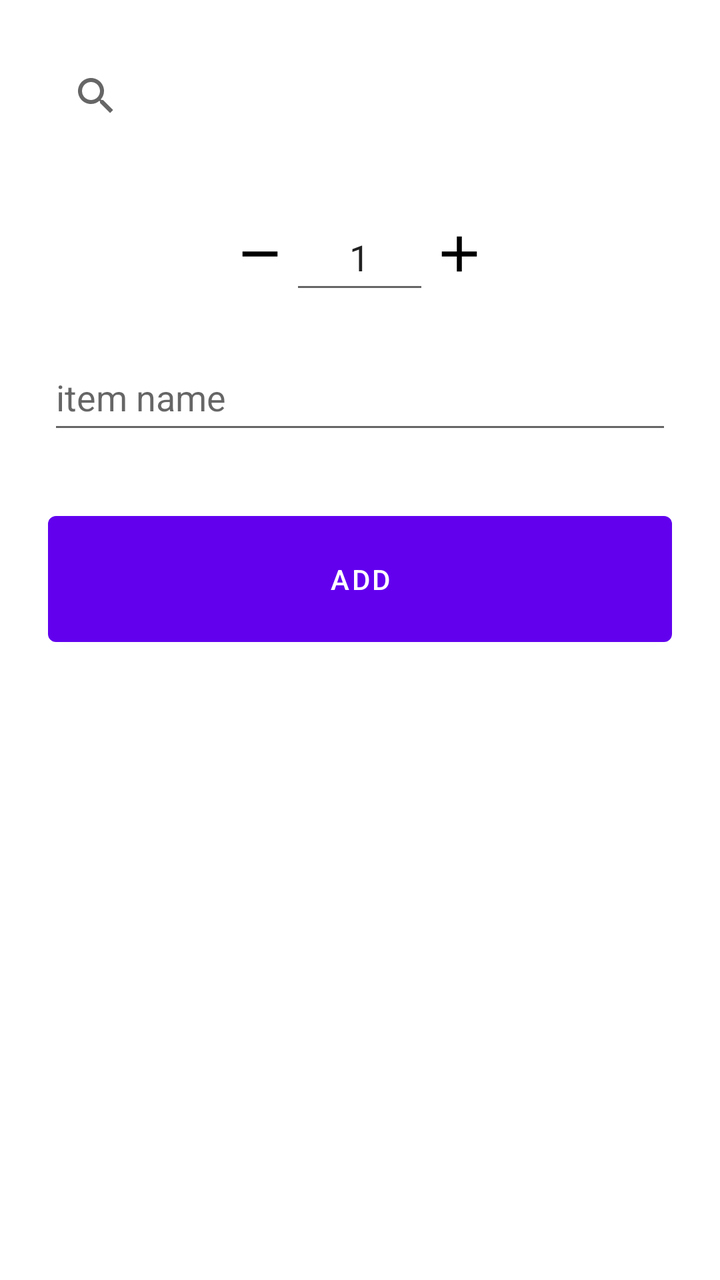
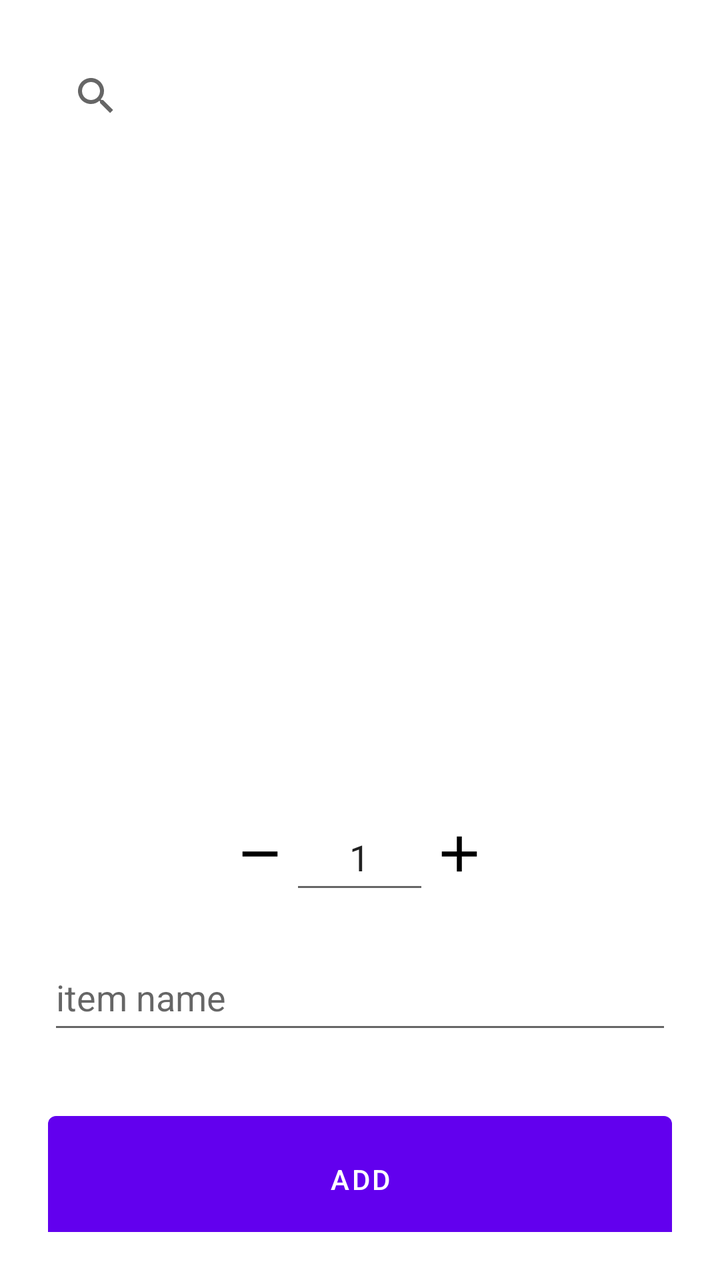

Before-and-after screenshots of an Android layout around one commit, followed by the original layout XML and the change that was made.
<!-- AndroidManifest.xml: application theme Theme.SmartCart.Light -->
<!-- res/layout/popup_add_item.xml -->
<?xml version="1.0" encoding="utf-8"?>
<LinearLayout xmlns:android="http://schemas.android.com/apk/res/android"
    android:layout_width="match_parent"
    android:layout_height="wrap_content"
    xmlns:app="http://schemas.android.com/apk/res-auto"
    android:padding="24dp"
    android:orientation="vertical">

   <SearchView
       android:id="@+id/searchViewAddItem"
       android:layout_width="match_parent"
       android:layout_height="wrap_content"
       app:iconifiedByDefault="false"
       app:queryHint="Search Items" />

   <androidx.recyclerview.widget.RecyclerView
       android:id="@+id/recyclerViewItemsToAdd"
       android:layout_width="match_parent"
       android:layout_height="wrap_content"
       android:overScrollMode="ifContentScrolls"
       />


    <LinearLayout
        android:layout_width="wrap_content"
        android:layout_height="50dp"
        android:layout_marginTop="30dp"
        android:layout_gravity="center"
        android:orientation="horizontal">

        <ImageButton
            android:id="@+id/add_item_decreesAmount"
            android:layout_width="30dp"
            android:layout_height="30dp"
            android:background="@drawable/baseline_remove"
            android:backgroundTint="@color/black"
            android:layout_gravity="center_vertical"
            />

        <EditText
            android:id="@+id/add_item_amount"
            android:layout_width="wrap_content"
            android:layout_height="match_parent"
            android:hint="amount"
            android:text="1"
            android:textAlignment="center"
            android:inputType="numberDecimal"/>

        <ImageButton
            android:id="@+id/add_item_addAmount"
            android:layout_width="30dp"
            android:layout_height="30dp"
            android:background="@drawable/baseline_add"
            android:backgroundTint="@color/black"
            android:layout_gravity="center_vertical"
        />

    </LinearLayout>

    <EditText
        android:id="@+id/add_item_SetItemName"
        android:layout_width="match_parent"
        android:layout_height="50dp"
        android:layout_marginTop="20dp"
        android:hint="item name"
        />
    <Button
        android:id="@+id/buttonAddSelectedItem"
        android:layout_width="match_parent"
        android:layout_height="75dp"
        android:layout_marginTop="30dp"
        android:text="add"/>
</LinearLayout>
<!-- resources referenced by this layout -->
<resources>
  <color name="black">#FF000000</color>
  <!-- drawable baseline_add (drawable) -->
  <vector xmlns:android="http://schemas.android.com/apk/res/android" android:height="24dp" android:tint="#000000" android:viewportHeight="24" android:viewportWidth="24" android:width="24dp">
        
      <path android:fillColor="@android:color/white" android:pathData="M19,13h-6v6h-2v-6H5v-2h6V5h2v6h6v2z"/>
      
  </vector>
  <!-- drawable baseline_remove (drawable) -->
  <vector xmlns:android="http://schemas.android.com/apk/res/android" android:height="24dp" android:tint="#000000" android:viewportHeight="24" android:viewportWidth="24" android:width="24dp">
        
      <path android:fillColor="@android:color/white" android:pathData="M19,13H5v-2h14v2z"/>
  
  </vector>
  <style name="Theme.SmartCart.Light" parent="Theme.MaterialComponents.Light.NoActionBar">
          <item name="android:windowBackground">@android:color/white</item>
      </style>
</resources>

<!-- the commit's change to res/layout/popup_add_item.xml (unified diff, before → after) -->
@@ -16,7 +16,7 @@
    <androidx.recyclerview.widget.RecyclerView
        android:id="@+id/recyclerViewItemsToAdd"
        android:layout_width="match_parent"
-       android:layout_height="wrap_content"
+       android:layout_height="300dp"
        android:overScrollMode="ifContentScrolls"
        />
 
